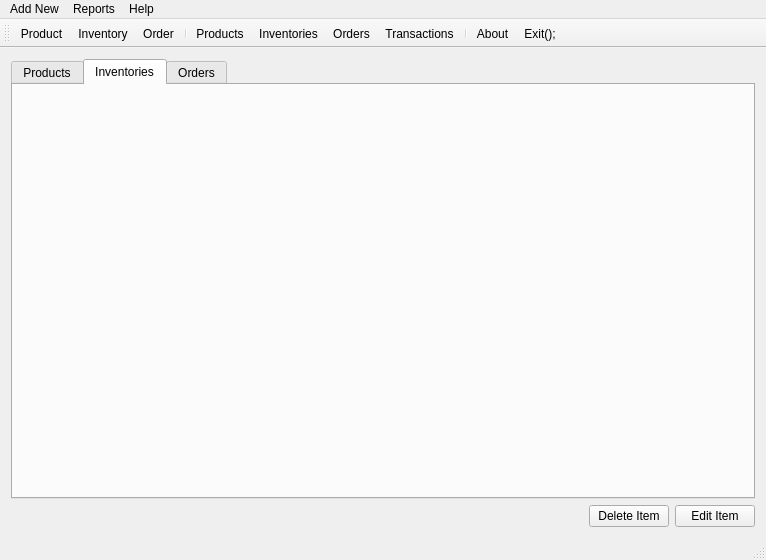
mjavadHasanzade/inventory-management, file mainwindow.ui: the form before one commit.
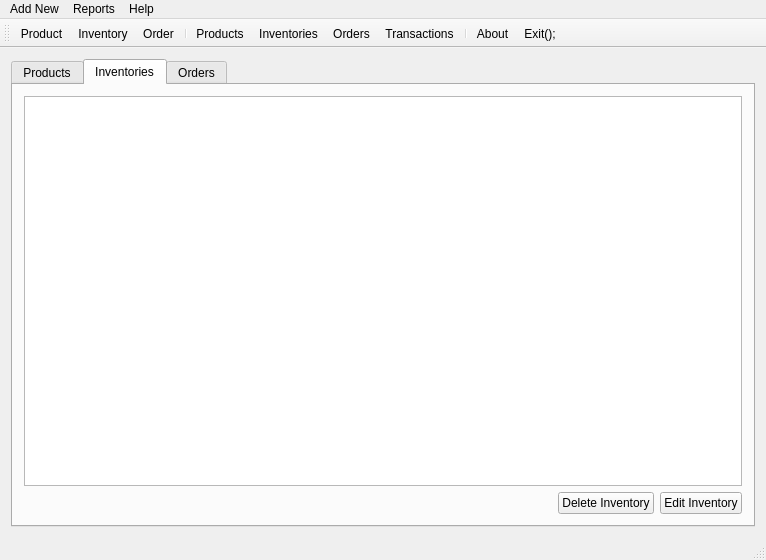
The form after the commit. The open tabs and pages were chosen to show the change. Icons and pictures are not drawn.

Commit message: feat: add fuctions to manage inventories

Patch:
```diff
--- a/mainwindow.ui
+++ b/mainwindow.ui
@@ -28,20 +28,6 @@
         <item>
          <widget class="QTableView" name="tableViewProducts"/>
         </item>
-       </layout>
-      </widget>
-      <widget class="QWidget" name="tabWidgetInventories">
-       <attribute name="title">
-        <string>Inventories</string>
-       </attribute>
-      </widget>
-      <widget class="QWidget" name="tabWidgetOrders">
-       <attribute name="title">
-        <string>Orders</string>
-       </attribute>
-      </widget>
-     </widget>
-    </item>
     <item>
      <layout class="QHBoxLayout" name="horizontalLayout">
       <item>
@@ -72,6 +58,56 @@
        </widget>
       </item>
      </layout>
+        </item>
+       </layout>
+      </widget>
+      <widget class="QWidget" name="tabWidgetInventories">
+       <attribute name="title">
+        <string>Inventories</string>
+       </attribute>
+       <layout class="QVBoxLayout" name="verticalLayout_3">
+        <item>
+         <widget class="QTableView" name="inventoriesTableView"/>
+        </item>
+        <item>
+         <layout class="QHBoxLayout" name="horizontalLayout_2">
+          <item>
+           <spacer name="horizontalSpacer_2">
+            <property name="orientation">
+             <enum>Qt::Horizontal</enum>
+            </property>
+            <property name="sizeHint" stdset="0">
+             <size>
+              <width>40</width>
+              <height>20</height>
+             </size>
+            </property>
+           </spacer>
+          </item>
+          <item>
+           <widget class="QPushButton" name="deleteInventoryBtn">
+            <property name="text">
+             <string>Delete Inventory</string>
+            </property>
+           </widget>
+          </item>
+          <item>
+           <widget class="QPushButton" name="editInventoryBtn">
+            <property name="text">
+             <string>Edit Inventory</string>
+            </property>
+           </widget>
+          </item>
+         </layout>
+        </item>
+       </layout>
+      </widget>
+      <widget class="QWidget" name="tabWidgetOrders">
+       <attribute name="title">
+        <string>Orders</string>
+       </attribute>
+      </widget>
+     </widget>
     </item>
    </layout>
   </widget>
```
Lines whose indentation alone changed are shown as unchanged. The commit also changes 2 other files.
